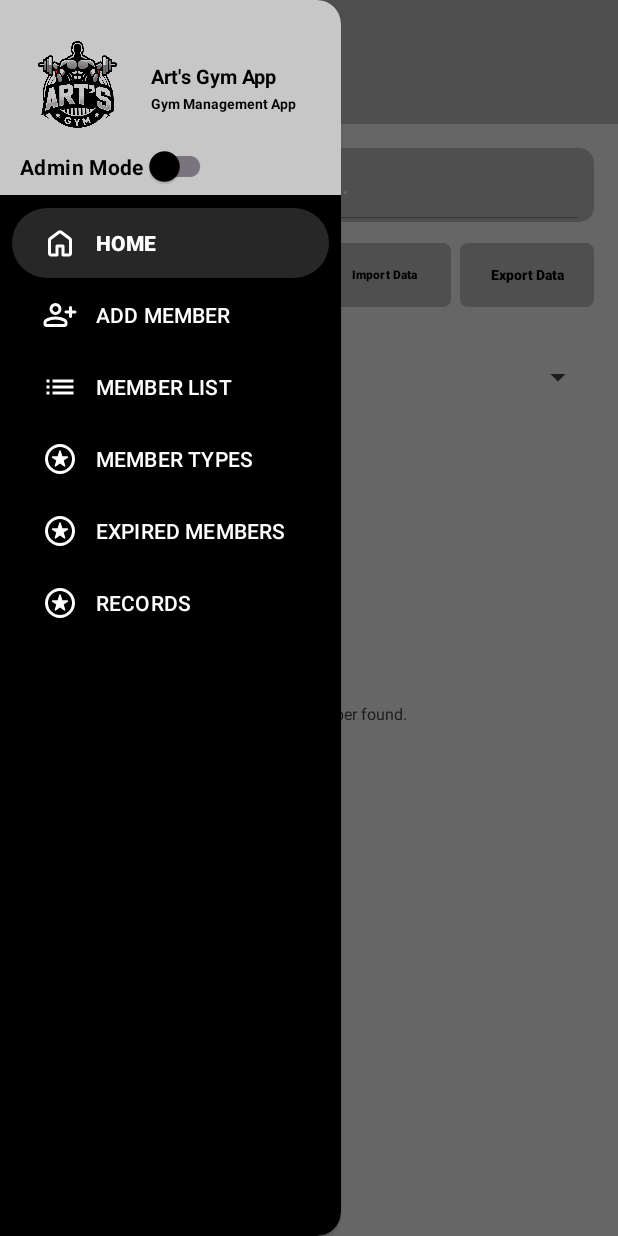
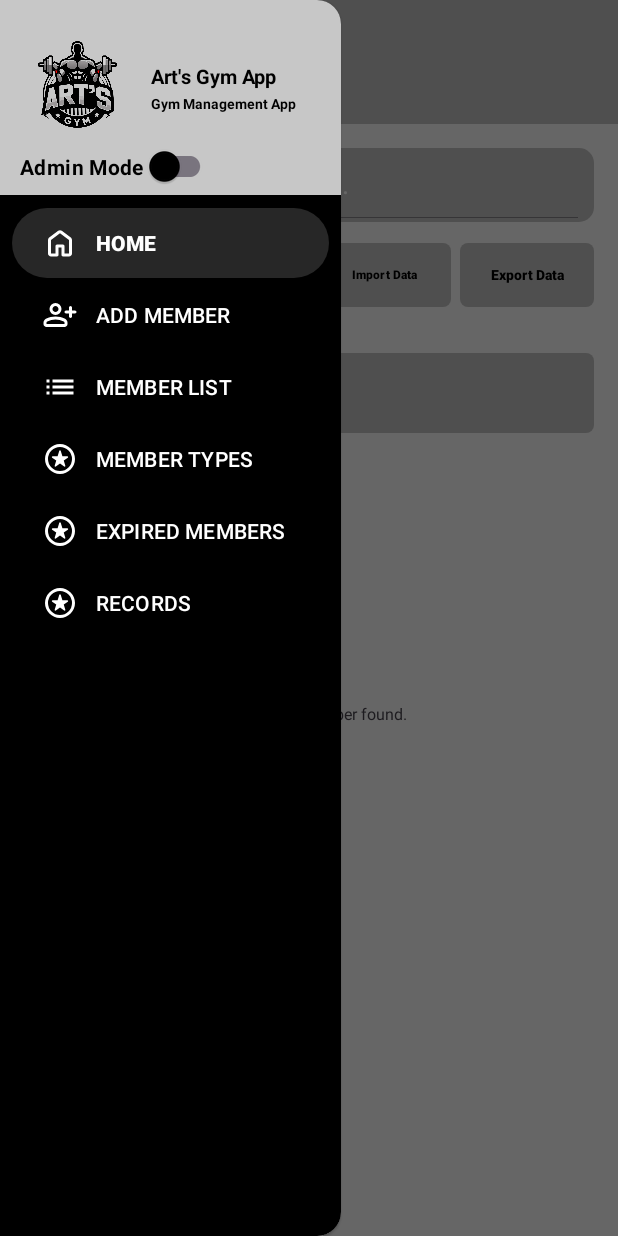
Before and after one commit to iLovelilymorrow/ArtsGymAppBase1, an Android app: the MemberListFragment screen opened through its navigation route, with the side drawer open, on a phone screen of 412 x 824 dp. Run offline under Robolectric (Android 15) with nearby library versions, the phone set to English and light mode, and no system bars; our stand-ins replace navigation-ui, sdp/ssp sizes.

Commit message:
BENTA READY

```diff
--- a/app/src/main/java/com/example/artsgymapp_solo/MemberListFragment.java
+++ b/app/src/main/java/com/example/artsgymapp_solo/MemberListFragment.java
@@ -633,9 +633,9 @@ public class MemberListFragment extends Fragment
             return;
         }
 
-        if (displayedMembers == null || displayedMembers.isEmpty()) {
+        if (displayedMembers == null || displayedMembers.isEmpty())
+        {
             memberCountByMembershipType_TextView.setText("Member Count: 0");
-            memberCountByMembershipType_TextView.setVisibility(View.GONE);
             return;
         }
 
@@ -650,7 +650,6 @@ public class MemberListFragment extends Fragment
 
         if (typeCounts.isEmpty()) {
             memberCountByMembershipType_TextView.setText("Member Count: 0");
-            memberCountByMembershipType_TextView.setVisibility(View.GONE);
             return;
         }
 
@@ -739,14 +738,12 @@ public class MemberListFragment extends Fragment
 
             if (memberCountByMembershipType_TextView != null) {
                 memberCountByMembershipType_TextView.setText("Member Count: 0");
-                memberCountByMembershipType_TextView.setVisibility(View.GONE);
             }
         } else if (finalList.isEmpty() && currentActiveFilter != ActiveFilter.NONE) {
             Toast.makeText(getContext(), "No members found for the selected filter.", Toast.LENGTH_SHORT).show();
 
             if (memberCountByMembershipType_TextView != null) {
                 memberCountByMembershipType_TextView.setText("Member Count: 0");
-                memberCountByMembershipType_TextView.setVisibility(View.GONE);
             }
         } else if (!finalList.isEmpty()){
             if (memberCountByMembershipType_TextView != null)
--- a/app/src/main/res/layout-land/fragment_memberlist.xml
+++ b/app/src/main/res/layout-land/fragment_memberlist.xml
@@ -171,7 +171,7 @@
                                 android:layout_width="wrap_content"
                                 android:layout_height="wrap_content"
                                 android:orientation="horizontal"
-                                app:layout_constraintGuide_percent=".27" />
+                                app:layout_constraintGuide_percent=".285" />
 
                             <androidx.constraintlayout.widget.Guideline
                                 android:id="@+id/radioGroupRight"
@@ -290,6 +290,7 @@
                                 android:layout_width="0dp"
                                 android:layout_height="0dp"
                                 android:padding="0dp"
+                                android:background="@drawable/border_background_grey"
                                 app:layout_constraintBottom_toTopOf="@+id/radioGroupBottom"
                                 app:layout_constraintEnd_toStartOf="@+id/filterRight"
                                 app:layout_constraintStart_toStartOf="@+id/filterLeft"
@@ -355,7 +356,7 @@
                                 android:layout_width="wrap_content"
                                 android:layout_height="wrap_content"
                                 android:orientation="horizontal"
-                                app:layout_constraintGuide_percent=".29" />
+                                app:layout_constraintGuide_percent=".305" />
 
                             <androidx.recyclerview.widget.RecyclerView
                                 android:id="@+id/membersRecyclerView"
--- a/app/src/main/res/layout/fragment_memberlist.xml
+++ b/app/src/main/res/layout/fragment_memberlist.xml
@@ -285,7 +285,7 @@
                                 android:layout_width="wrap_content"
                                 android:layout_height="wrap_content"
                                 android:orientation="horizontal"
-                                app:layout_constraintGuide_percent=".24" />
+                                app:layout_constraintGuide_percent=".27" />
 
                             <androidx.constraintlayout.widget.Guideline
                                 android:id="@+id/filterTitleRight"
@@ -319,6 +319,7 @@
                                 android:layout_width="0dp"
                                 android:layout_height="0dp"
                                 android:padding="0dp"
+                                android:background="@drawable/border_background_grey"
                                 app:layout_constraintBottom_toTopOf="@+id/filterBottom"
                                 app:layout_constraintEnd_toEndOf="parent"
                                 app:layout_constraintStart_toStartOf="parent"
@@ -329,7 +330,7 @@
                                 android:layout_width="wrap_content"
                                 android:layout_height="wrap_content"
                                 android:orientation="horizontal"
-                                app:layout_constraintGuide_percent=".255" />
+                                app:layout_constraintGuide_percent=".285" />
 
                             <androidx.constraintlayout.widget.Guideline
                                 android:id="@+id/memberCountRight"
@@ -343,7 +344,7 @@
                                 android:layout_width="wrap_content"
                                 android:layout_height="wrap_content"
                                 android:orientation="horizontal"
-                                app:layout_constraintGuide_percent=".289" />
+                                app:layout_constraintGuide_percent=".319" />
 
                             <TextView
                                 android:id="@+id/memberCountByMembershipType_TextView"
@@ -365,7 +366,7 @@
                                 android:layout_width="wrap_content"
                                 android:layout_height="wrap_content"
                                 android:orientation="horizontal"
-                                app:layout_constraintGuide_percent=".3" />
+                                app:layout_constraintGuide_percent=".33" />
 
                             <androidx.recyclerview.widget.RecyclerView
                                 android:id="@+id/membersRecyclerView"
```
Also changed, not shown: 1 other file.
